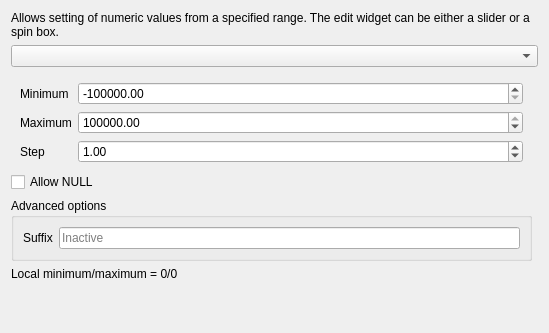
Qt form src/ui/editorwidgets/qgsrangeconfigdlgbase.ui (carsmie/QGIS) before a commit.
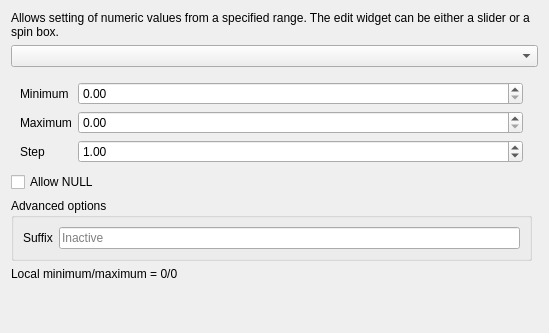
The same form after that commit. The open tabs and pages were chosen to show the change. Custom widgets are drawn as their Qt base class.

Commit message:
[bugfix] Fix minimum values for range widgets
Fixes #17878 QGIS 3 Vector Layer Fields Garbled when Clicking the Toggle Editing Icon

```diff
--- a/src/ui/editorwidgets/qgsrangeconfigdlgbase.ui
+++ b/src/ui/editorwidgets/qgsrangeconfigdlgbase.ui
@@ -145,30 +145,10 @@
         </widget>
        </item>
        <item row="0" column="1">
-        <widget class="QDoubleSpinBox" name="minimumDoubleSpinBox">
-         <property name="minimum">
-          <double>-1.79769e+308</double>
-         </property>
-         <property name="maximum">
-          <double>1.79769e+308</double>
-         </property>
-         <property name="value">
-          <double>-1.79769e+308</double>
-         </property>
-        </widget>
+        <widget class="QDoubleSpinBox" name="minimumDoubleSpinBox"/>
        </item>
        <item row="1" column="1">
-        <widget class="QDoubleSpinBox" name="maximumDoubleSpinBox">
-         <property name="minimum">
-          <double>-1.79769e+308</double>
-         </property>
-         <property name="maximum">
-          <double>1.79769e+308</double>
-         </property>
-         <property name="value">
-          <double>1.79769e+308</double>
-         </property>
-        </widget>
+        <widget class="QDoubleSpinBox" name="maximumDoubleSpinBox"/>
        </item>
        <item row="2" column="1">
         <widget class="QDoubleSpinBox" name="stepDoubleSpinBox">
```
Left out of the diff: 14 changed lines with no effect on the pictures. The commit also changes 2 other files.
